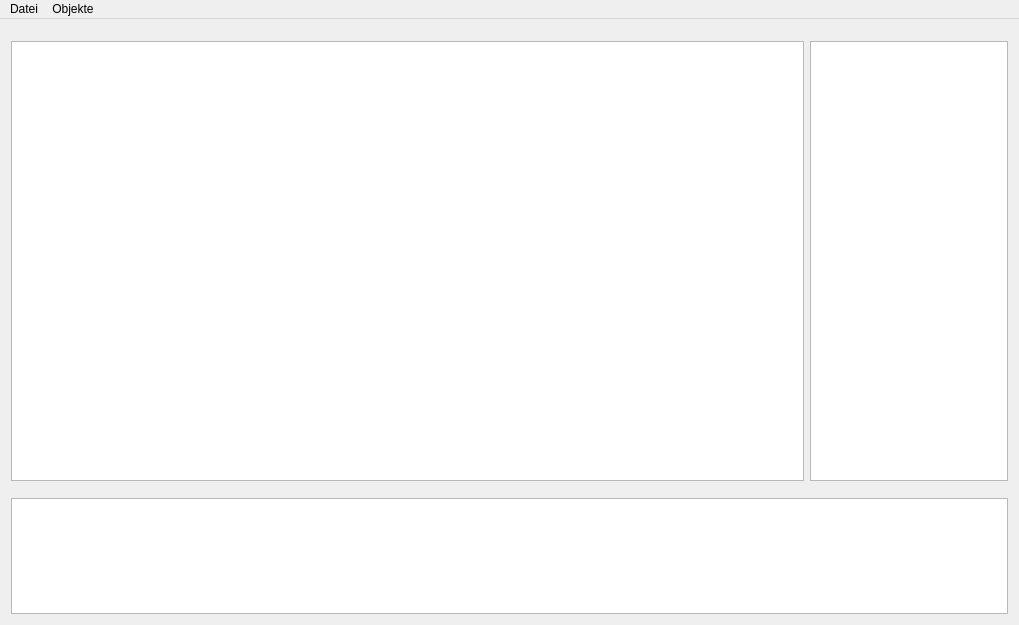
The window that config-tool/mainwindow.ui (carstenbru/fpga-log) describes before a commit, drawn with Qt 5.
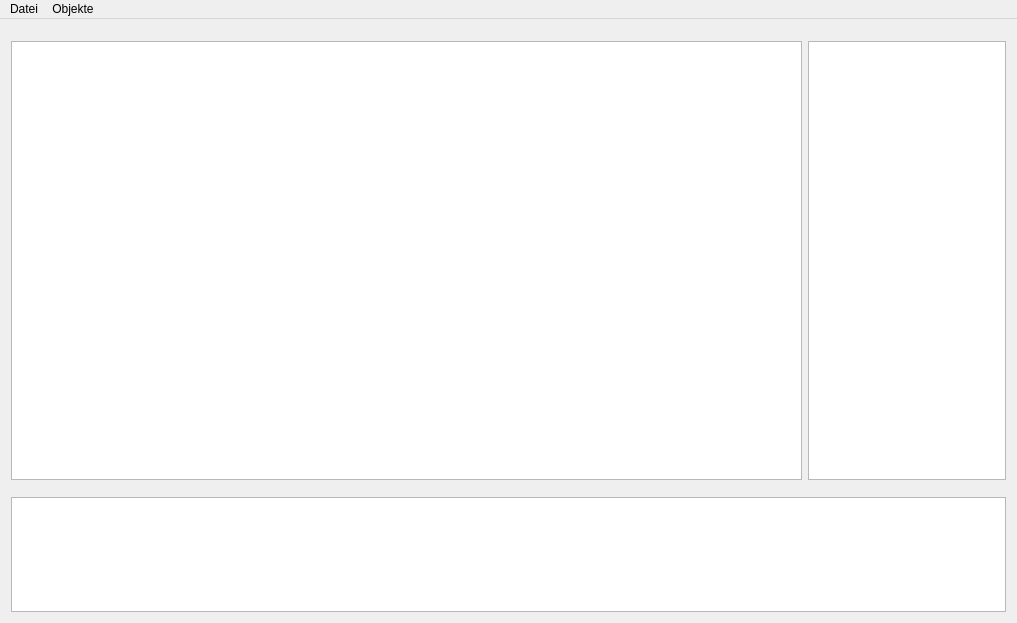
The same window after the commit. Icons and pictures are not drawn.

Diff of the .ui file:
```diff
--- a/config-tool/mainwindow.ui
+++ b/config-tool/mainwindow.ui
@@ -6,8 +6,8 @@
    <rect>
     <x>0</x>
     <y>0</y>
-    <width>1019</width>
-    <height>625</height>
+    <width>1017</width>
+    <height>623</height>
    </rect>
   </property>
   <property name="windowTitle">
@@ -70,7 +70,7 @@
     <rect>
      <x>0</x>
      <y>0</y>
-     <width>1019</width>
+     <width>1017</width>
      <height>21</height>
     </rect>
    </property>
```
Left out of the diff: 13 changed lines with no effect on the pictures.
